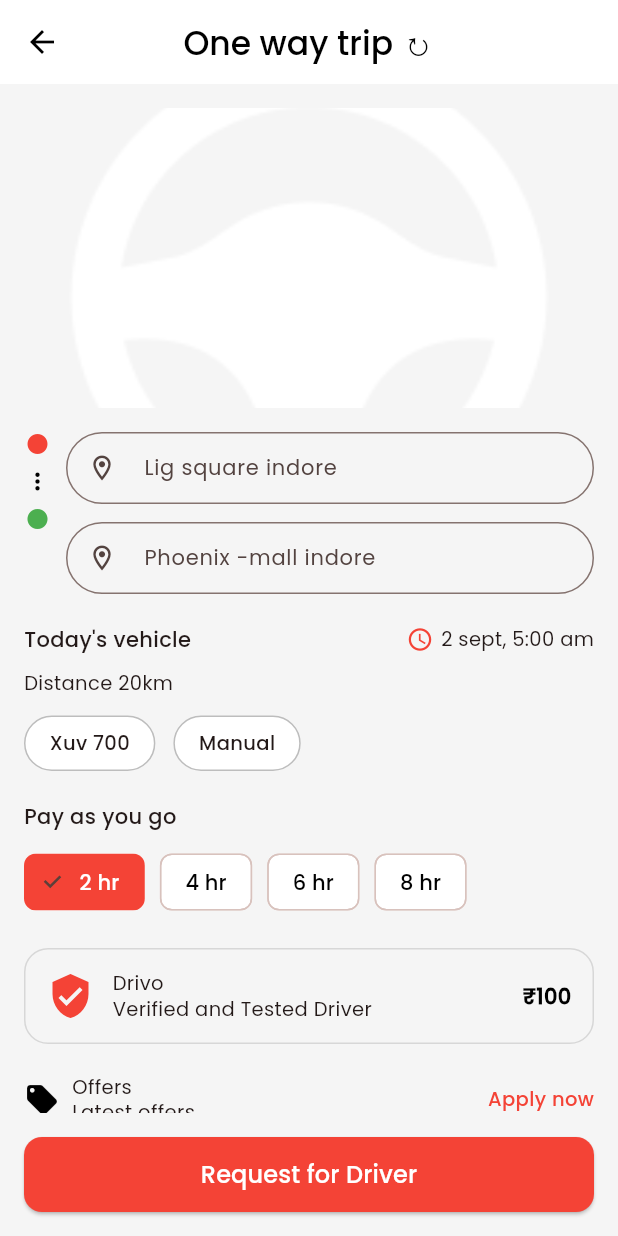
After one commit to Divyanaik13/drivio, a Flutter app: the OneWayTripScreen screen opened by its route, after a tap on "Phoenix - Shopping mall", on a phone screen of 412 x 824 dp. The commit adds this screen. Run offline on Flutter 3.47's test engine with Material 3 defaults, Android fonts, the phone set to English and light mode, and no system bars; our stand-ins replace connectivity_plus, dio, flutter_easyloading, geolocator, get, get_storage and 4 more; missing offline and left inert: another_telephony; accounts and stored records are empty; network calls fail.

Commit message:
Creating a one way trip screen and detail screen

```diff
--- a/lib/controllers/AuthController.dart
+++ b/lib/controllers/AuthController.dart
@@ -89,6 +89,7 @@ class AuthController extends GetxController{
     var response;
     try{
       response = await _authRepo.loginRepo(mobileNumber);
+
       CommonFunctions().hideLoader();
       if(response.data["success"] == 0){
         CommonFunctions().alertDialog("Alert", response.data["message"], "Ok", (){
--- a/lib/screens/homeModule/HomeScreen.dart
+++ b/lib/screens/homeModule/HomeScreen.dart
@@ -1,12 +1,13 @@
 import 'package:drivio_sarthi/utils/AssetsImages.dart';
 import 'package:drivio_sarthi/utils/CommonFunctions.dart';
+import 'package:drivio_sarthi/utils/RouteHelper.dart';
 import 'package:flutter/material.dart';
 import 'package:geolocator/geolocator.dart';
 import 'package:get/get.dart';
 import 'package:google_maps_flutter/google_maps_flutter.dart';
 import 'package:sizer/sizer.dart';
 import '../../utils/ConstColors.dart';
-import 'ProfileScreen.dart';
+import '../profileModule/ProfileScreen.dart';
 
 class HomeScreen extends StatefulWidget {
   const HomeScreen({super.key});
@@ -223,6 +224,10 @@ class _HomeScreenState extends State<HomeScreen> {
                   Row(
                     children: [
                       Expanded(
+                        child: InkWell(
+                          onTap: (){
+                            Get.toNamed(RouteHelper().getOneWayTripScreen());
+                          },
                           child: Container(
                             padding: const EdgeInsets.symmetric(horizontal: 12),
                             height: 45,
@@ -243,6 +248,7 @@ class _HomeScreenState extends State<HomeScreen> {
                                   ),
                                 ),
                               ],
+                            ),
                           ),
                         ),
                       ),
--- /dev/null
+++ b/lib/screens/homeModule/OneWayTrip.dart
@@ -0,0 +1,129 @@
+import 'package:drivio_sarthi/utils/CommonFunctions.dart';
+import 'package:drivio_sarthi/utils/CommonWidgets.dart';
+import 'package:drivio_sarthi/utils/RouteHelper.dart';
+import 'package:flutter/material.dart';
+import 'package:flutter/services.dart';
+import 'package:get/get.dart';
+import 'package:get/get_core/src/get_main.dart';
+import 'package:sizer/sizer.dart';
+
+class OneWayTripScreen extends StatefulWidget {
+  const OneWayTripScreen({super.key});
+
+  @override
+  State<OneWayTripScreen> createState() => _OneWayTripScreenState();
+}
+
+class _OneWayTripScreenState extends State<OneWayTripScreen> {
+  TextEditingController fromController = TextEditingController();
+  TextEditingController toController = TextEditingController();
+
+  @override
+  Widget build(BuildContext context) {
+    return Scaffold(
+      appBar: AppBar(
+        leading: InkWell(
+            onTap: (){
+              Get.back();
+            },
+            child: Icon(Icons.arrow_back, color: Colors.black)),
+        title: Text(
+          "One-way trip ↻",
+          style: TextStyle(
+            fontSize: 17.sp,
+            fontWeight: FontWeight.w400,
+            color: Colors.black,
+          ),
+        ),
+        centerTitle: true,
+        backgroundColor: Colors.white,
+        elevation: 0,
+      ),
+      body: Padding(
+        padding: const EdgeInsets.all(20),
+        child: Column(
+          crossAxisAlignment: CrossAxisAlignment.start,
+          children: [
+            Row(
+              crossAxisAlignment: CrossAxisAlignment.start,
+              children: [
+                // Left side icons
+                Column(
+                  mainAxisAlignment: MainAxisAlignment.start,
+                  children: const [
+                    SizedBox(height: 15),
+                    Icon(Icons.circle, color: Colors.red, size: 18),
+                    SizedBox(height: 18),
+                    Icon(Icons.more_vert_rounded, color: Colors.black, size: 18),
+                    SizedBox(height: 18),
+                    Icon(Icons.circle, color: Colors.green, size: 18),
+                  ],
+                ),
+                const SizedBox(width: 10),
+
+                Expanded(
+                  child: Column(
+                    children: [
+                      CommonWidgets.customTextField(
+                        controller: fromController,
+                        keyboardType: TextInputType.name,
+                        hintText: "From where?",
+                        prefixIcon: Icons.location_on_outlined,
+                        inputFormatters: [
+                          FilteringTextInputFormatter.allow(RegExp(r'[a-zA-Z\s]')),
+                          LengthLimitingTextInputFormatter(100),
+                        ],
+                      ),
+                      const SizedBox(height: 12),
+                      CommonWidgets.customTextField(
+                        controller: toController,
+                        keyboardType: TextInputType.name,
+                        hintText: "To?",
+                        prefixIcon: Icons.location_on_outlined,
+                        inputFormatters: [
+                          FilteringTextInputFormatter.allow(RegExp(r'[a-zA-Z\s]')),
+                          LengthLimitingTextInputFormatter(100),
+                        ],
+                      ),
+                    ],
+                  ),
+                ),
+              ],
+            ),
+            const SizedBox(height: 20),
+            Text(
+              "Search history",
+              style: TextStyle(
+                fontSize: 15.sp,
+                fontWeight: FontWeight.w700,
+                color: Colors.black,
+              ),
+            ),
+            const SizedBox(height: 10),
+            InkWell(
+              onTap: (){
+                Get.toNamed(RouteHelper().oneWayTripDetailScreen);
+              },
+              child: Text(
+                "Phoenix - Shopping mall",
+                style: TextStyle(
+                  fontSize: 14.sp,
+                  fontWeight: FontWeight.w700,
+                  color: Colors.black,
+                ),
+              ),
+            ),
+            Text(
+              "837 Howard St, india , CA 94103, Indore",
+              style: TextStyle(
+                fontSize: 14.sp,
+                fontWeight: FontWeight.w400,
+                color: Colors.grey[600],
+              ),
+            ),
+          ],
+        ),
+      ),
+    );
+  }
+}
--- /dev/null
+++ b/lib/screens/homeModule/OneWayTripDetailScreen.dart
@@ -0,0 +1,250 @@
+import 'package:drivio_sarthi/utils/AssetsImages.dart';
+import 'package:flutter/material.dart';
+import 'package:flutter/services.dart';
+import 'package:get/get.dart';
+
+class OneWayTripDetailScreen extends StatefulWidget {
+  const OneWayTripDetailScreen({super.key});
+
+  @override
+  State<OneWayTripDetailScreen> createState() => _OneWayTripDetailScreenState();
+}
+
+class _OneWayTripDetailScreenState extends State<OneWayTripDetailScreen> {
+  TextEditingController fromController = TextEditingController();
+  TextEditingController toController = TextEditingController();
+  String selectedHour = "2 hr";
+
+  @override
+  Widget build(BuildContext context) {
+    return Scaffold(
+      backgroundColor: const Color(0xfff5f5f5),
+      appBar: AppBar(
+        backgroundColor: Colors.white,
+        elevation: 0,
+        leading: InkWell(
+            onTap: () {
+              Get.back();
+            },
+            child: const Icon(Icons.arrow_back, color: Colors.black)),
+        title: const Text(
+          "One way trip ↻",
+          style: TextStyle(color: Colors.black, fontWeight: FontWeight.w500),
+        ),
+        centerTitle: true,
+      ),
+      body: SingleChildScrollView(
+        padding: const EdgeInsets.all(16),
+        child: Column(
+          crossAxisAlignment: CrossAxisAlignment.start,
+          children: [
+            // Map placeholder
+            ClipRRect(
+              borderRadius: BorderRadius.circular(12),
+              child: Image.asset(
+                AssetsImages().splashIcon,
+                height: 200,
+                width: double.infinity,
+                fit: BoxFit.cover,
+              ),
+            ),
+            const SizedBox(height: 16),
+
+            // Pickup & Drop
+            Row(
+              crossAxisAlignment: CrossAxisAlignment.start,
+              children: [
+                Column(
+                  children: const [
+                    Icon(Icons.circle, color: Colors.red, size: 16),
+                    SizedBox(height: 8),
+                    Icon(Icons.more_vert, size: 18, color: Colors.black),
+                    SizedBox(height: 8),
+                    Icon(Icons.circle, color: Colors.green, size: 16),
+                  ],
+                ),
+                const SizedBox(width: 10),
+                Expanded(
+                  child: Column(
+                    children: [
+                      _customTextField("Lig square indore", fromController),
+                      const SizedBox(height: 12),
+                      _customTextField("Phoenix -mall indore", toController),
+                    ],
+                  ),
+                )
+              ],
+            ),
+
+            const SizedBox(height: 20),
+
+            // Today's vehicle
+            Row(
+              mainAxisAlignment: MainAxisAlignment.spaceBetween,
+              children: const [
+                Text(
+                  "Today's vehicle",
+                  style: TextStyle(fontSize: 14, fontWeight: FontWeight.w500),
+                ),
+                Row(
+                  children: [
+                    Icon(Icons.access_time, size: 18, color: Colors.red),
+                    SizedBox(width: 5),
+                    Text("2 sept, 5:00 am",
+                        style: TextStyle(
+                            fontSize: 13, fontWeight: FontWeight.w400)),
+                  ],
+                ),
+              ],
+            ),
+            const SizedBox(height: 10),
+            const Text("Distance 20km",
+                style: TextStyle(fontSize: 13, fontWeight: FontWeight.w400)),
+            const SizedBox(height: 12),
+
+            // Vehicle & Manual info
+            Row(
+              children: [
+                _chip("Xuv 700"),
+                const SizedBox(width: 12),
+                _chip("Manual"),
+              ],
+            ),
+
+            const SizedBox(height: 20),
+
+            // Pay as you go
+            const Text("Pay as you go",
+                style: TextStyle(fontSize: 14, fontWeight: FontWeight.w500)),
+            const SizedBox(height: 10),
+            Wrap(
+              spacing: 10,
+              children: ["2 hr", "4 hr", "6 hr", "8 hr"]
+                  .map((e) => ChoiceChip(
+                        label: Text(e),
+                        selected: selectedHour == e,
+                        onSelected: (_) {
+                          setState(() {
+                            selectedHour = e;
+                          });
+                        },
+                        selectedColor: Colors.red,
+                        backgroundColor: Colors.white,
+                        labelStyle: TextStyle(
+                            color: selectedHour == e
+                                ? Colors.white
+                                : Colors.black),
+                      ))
+                  .toList(),
+            ),
+
+            const SizedBox(height: 20),
+
+            // Driver Info Card
+            Container(
+              padding: const EdgeInsets.all(14),
+              decoration: BoxDecoration(
+                borderRadius: BorderRadius.circular(16),
+                border: Border.all(color: Colors.black12),
+              ),
+              child: Row(
+                children: [
+                  const Icon(Icons.verified_user, color: Colors.red, size: 32),
+                  const SizedBox(width: 12),
+                  const Expanded(
+                    child: Text(
+                      "Drivo\nVerified and Tested Driver",
+                      style: TextStyle(fontSize: 13, height: 1.3),
+                    ),
+                  ),
+                  const Text(
+                    "₹100",
+                    style: TextStyle(
+                        fontWeight: FontWeight.bold, color: Colors.black),
+                  ),
+                ],
+              ),
+            ),
+
+            const SizedBox(height: 20),
+
+            // Offers
+            Row(
+              mainAxisAlignment: MainAxisAlignment.spaceBetween,
+              children: const [
+                Row(
+                  children: [
+                    Icon(Icons.local_offer, color: Colors.black),
+                    SizedBox(width: 8),
+                    Text("Offers\nLatest offers",
+                        style: TextStyle(fontSize: 13, height: 1.3)),
+                  ],
+                ),
+                Text("Apply now",
+                    style: TextStyle(
+                        fontSize: 13,
+                        color: Colors.red,
+                        fontWeight: FontWeight.w500)),
+              ],
+            ),
+
+            const SizedBox(height: 30),
+          ],
+        ),
+      ),
+      bottomNavigationBar: SafeArea(
+        child: Padding(
+          padding: const EdgeInsets.all(16),
+          child: SizedBox(
+            height: 50,
+            child: ElevatedButton(
+              style: ElevatedButton.styleFrom(
+                backgroundColor: Colors.red,
+                shape: RoundedRectangleBorder(
+                  borderRadius: BorderRadius.circular(12),
+                ),
+              ),
+              onPressed: () {},
+              child: const Text(
+                "Request for Driver",
+                style: TextStyle(fontSize: 16, color: Colors.white),
+              ),
+            ),
+          ),
+        ),
+      ),
+    );
+  }
+
+  Widget _customTextField(String hint, TextEditingController controller) {
+    return TextField(
+      controller: controller,
+      style: const TextStyle(fontSize: 14),
+      decoration: InputDecoration(
+        hintText: hint,
+        prefixIcon: const Icon(Icons.location_on_outlined, size: 20),
+        contentPadding: const EdgeInsets.symmetric(vertical: 0, horizontal: 12),
+        border: OutlineInputBorder(
+          borderRadius: BorderRadius.circular(30),
+        ),
+      ),
+      inputFormatters: [
+        FilteringTextInputFormatter.allow(RegExp(r'[a-zA-Z\s]')),
+        LengthLimitingTextInputFormatter(100),
+      ],
+    );
+  }
+
+  Widget _chip(String text) {
+    return Container(
+      padding: const EdgeInsets.symmetric(horizontal: 16, vertical: 8),
+      decoration: BoxDecoration(
+        border: Border.all(color: Colors.black26),
+        borderRadius: BorderRadius.circular(30),
+        color: Colors.white,
+      ),
+      child: Text(text,
+          style: const TextStyle(fontSize: 13, fontWeight: FontWeight.w500)),
+    );
+  }
+}
--- a/lib/utils/CommonWidgets.dart
+++ b/lib/utils/CommonWidgets.dart
@@ -7,6 +7,8 @@ import 'CommonFunctions.dart';
 import 'ConstColors.dart';
 
 class CommonWidgets {
+
+
   static Widget customTextField({
     required TextEditingController controller,
     TextInputType? keyboardType,
--- a/lib/utils/RouteHelper.dart
+++ b/lib/utils/RouteHelper.dart
@@ -4,7 +4,9 @@ import '../screens/authModule/SignUpScreen.dart';
 import '../screens/authModule/loginScreen.dart';
 import '../screens/authModule/onBoardingScreen.dart';
 import '../screens/homeModule/HomeScreen.dart';
-import '../screens/homeModule/ProfileScreen.dart';
+import '../screens/homeModule/OneWayTrip.dart';
+import '../screens/homeModule/OneWayTripDetailScreen.dart';
+import '../screens/profileModule/ProfileScreen.dart';
 
 class RouteHelper{
   static final RouteHelper _routeHelper = RouteHelper._internal();
@@ -20,6 +22,8 @@ class RouteHelper{
   String homeScreen = "/HomeScreen";
   String profileScreen = "/ProfileScreen";
   String onBoardingScreen = "/OnBoardingScreen";
+  String oneWayTripScreen = "/OneWayTripScreen";
+  String oneWayTripDetailScreen = "/OneWayTripDetailScreen";
 
   String getSplashScreen() => splashScreen;
   String getLoginScreen() => loginScreen;
@@ -27,6 +31,8 @@ class RouteHelper{
   String getHomeScreen() => homeScreen;
   String getProfileScreen() => profileScreen;
   String getOnBoardingScreen() => onBoardingScreen;
+  String getOneWayTripScreen() => oneWayTripScreen;
+  String getOneWayTripDetailScreen() => oneWayTripDetailScreen;
 
   List<GetPage> get pageList => [
     GetPage(name: splashScreen, page: () => SplashScreen()),
@@ -35,6 +41,9 @@ class RouteHelper{
     GetPage(name: homeScreen, page: () => HomeScreen()),
     GetPage(name: profileScreen, page: () => ProfileScreen()),
     GetPage(name: onBoardingScreen, page: () => OnBoardingScreen()),
+    GetPage(name: onBoardingScreen, page: () => OnBoardingScreen()),
+    GetPage(name: oneWayTripScreen, page: () => OneWayTripScreen()),
+    GetPage(name: oneWayTripDetailScreen, page: () => OneWayTripDetailScreen()),
   ];
 
 }
```
Also changed, not shown: lib/screens/profileModule/ProfileScreen.dart (renamed from lib/screens/homeModule/ProfileScreen.dart), pubspec.lock. Lines whose indentation alone changed are shown as unchanged.
